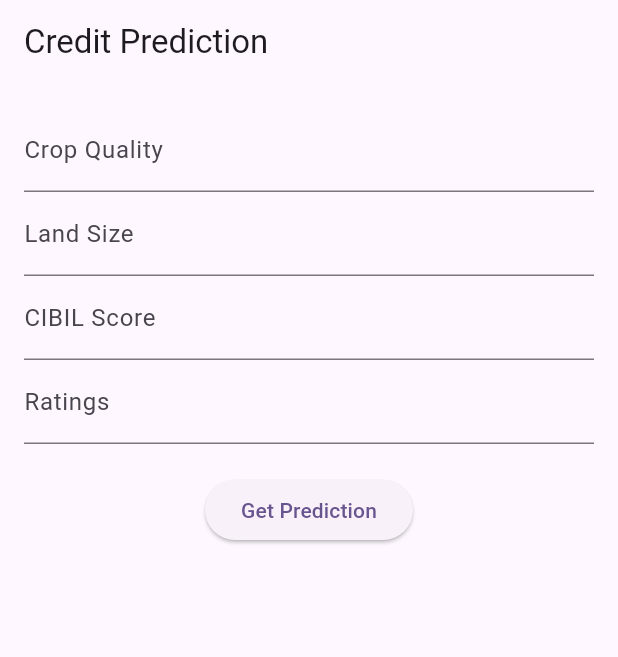
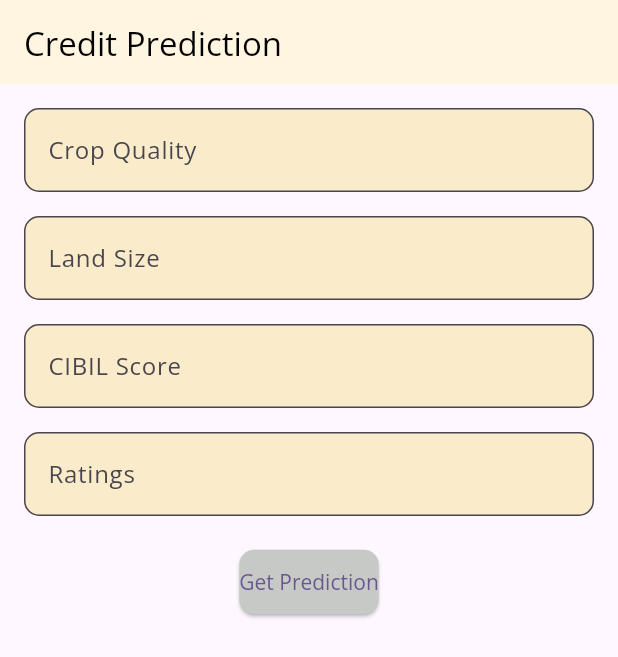
Before and after one commit to teotia-codes/FarmlyApp, a Flutter app: the screen it shows after launch, on a phone screen of 412 x 824 dp. Shown: the top 657 px of the screen. Run offline on Flutter 3.47's test engine with Material 3 defaults, Android fonts, the phone set to English and light mode, and no system bars; our stand-ins replace animate_do, badges, cached_network_image, cloud_firestore, curved_navigation_bar, dots_indicator and 11 more; missing offline and left inert: razorpay_flutter; accounts and stored records are empty.

Commit message:
bhai saja diya

```diff
--- a/lib/ml/view/credit_view.dart
+++ b/lib/ml/view/credit_view.dart
@@ -1,6 +1,8 @@
 import 'dart:convert';
 import 'package:app/ml/data/credit_model.dart';
-import 'package:app/ml/response/credit_response.dart';
+import 'package:app/ml/response/credit_response.dart'; // Import your text styling
+import 'package:app/utils/appcolors.dart';
+import 'package:app/utils/texttheme.dart';
 import 'package:flutter/material.dart';
 import 'package:http/http.dart'
     as http; // Replace with the actual path for CreditModel and CreditPredictionResponse
@@ -56,7 +58,7 @@ class _CreditPredictionScreenState extends State<CreditPredictionScreen> {
 
           setState(() {
             _predictionResult =
-                'Predicted Credit: ${(predictionResponse.prediction[0]/2).toStringAsFixed(0)}';
+                'Predicted Credit: ${(predictionResponse.prediction[0] / 2).toStringAsFixed(0)}';
           });
         } else {
           setState(() {
@@ -80,7 +82,11 @@ class _CreditPredictionScreenState extends State<CreditPredictionScreen> {
   Widget build(BuildContext context) {
     return Scaffold(
       appBar: AppBar(
-        title: Text('Credit Prediction'),
+        title: Text(
+          'Credit Prediction',
+          style: TextPref.opensans.copyWith(color: Colors.black),
+        ),
+        backgroundColor: AppColors.kBackground,
       ),
       body: Padding(
         padding: const EdgeInsets.all(16.0),
@@ -91,7 +97,16 @@ class _CreditPredictionScreenState extends State<CreditPredictionScreen> {
               // Crop Quality input field
               TextFormField(
                 controller: _cropQualityController,
-                decoration: InputDecoration(labelText: 'Crop Quality'),
+                decoration: InputDecoration(
+                  labelText: 'Crop Quality',
+                  labelStyle: TextPref.opensans,
+                  filled: true,
+                  fillColor: AppColors.PaleYellow,
+                  border: OutlineInputBorder(
+                    borderRadius: BorderRadius.circular(10),
+                    borderSide: BorderSide(color: AppColors.kSecondary),
+                  ),
+                ),
                 validator: (value) {
                   if (value == null || value.isEmpty) {
                     return 'Please enter crop quality';
@@ -99,10 +114,20 @@ class _CreditPredictionScreenState extends State<CreditPredictionScreen> {
                   return null;
                 },
               ),
+              SizedBox(height: 16),
               // Land Size input field
               TextFormField(
                 controller: _landSizeController,
-                decoration: InputDecoration(labelText: 'Land Size'),
+                decoration: InputDecoration(
+                  labelText: 'Land Size',
+                  labelStyle: TextPref.opensans,
+                  filled: true,
+                  fillColor: AppColors.PaleYellow,
+                  border: OutlineInputBorder(
+                    borderRadius: BorderRadius.circular(10),
+                    borderSide: BorderSide(color: AppColors.kSecondary),
+                  ),
+                ),
                 validator: (value) {
                   if (value == null || value.isEmpty) {
                     return 'Please enter land size';
@@ -110,10 +135,20 @@ class _CreditPredictionScreenState extends State<CreditPredictionScreen> {
                   return null;
                 },
               ),
+              SizedBox(height: 16),
               // CIBIL Score input field
               TextFormField(
                 controller: _cibilScoreController,
-                decoration: InputDecoration(labelText: 'CIBIL Score'),
+                decoration: InputDecoration(
+                  labelText: 'CIBIL Score',
+                  labelStyle: TextPref.opensans,
+                  filled: true,
+                  fillColor: AppColors.PaleYellow,
+                  border: OutlineInputBorder(
+                    borderRadius: BorderRadius.circular(10),
+                    borderSide: BorderSide(color: AppColors.kSecondary),
+                  ),
+                ),
                 validator: (value) {
                   if (value == null || value.isEmpty) {
                     return 'Please enter CIBIL score';
@@ -121,10 +156,20 @@ class _CreditPredictionScreenState extends State<CreditPredictionScreen> {
                   return null;
                 },
               ),
+              SizedBox(height: 16),
               // Ratings input field
               TextFormField(
                 controller: _ratingsController,
-                decoration: InputDecoration(labelText: 'Ratings'),
+                decoration: InputDecoration(
+                  labelText: 'Ratings',
+                  labelStyle: TextPref.opensans,
+                  filled: true,
+                  fillColor: AppColors.PaleYellow,
+                  border: OutlineInputBorder(
+                    borderRadius: BorderRadius.circular(10),
+                    borderSide: BorderSide(color: AppColors.kSecondary),
+                  ),
+                ),
                 validator: (value) {
                   if (value == null || value.isEmpty) {
                     return 'Please enter ratings';
@@ -134,16 +179,33 @@ class _CreditPredictionScreenState extends State<CreditPredictionScreen> {
               ),
               SizedBox(height: 20),
               _isLoading
-                  ? CircularProgressIndicator() // Show loading indicator when fetching data
+                  ? CircularProgressIndicator(
+                      color: AppColors.Beige400,
+                    ) // Show loading indicator when fetching data
                   : ElevatedButton(
+                      style: ElevatedButton.styleFrom(
+                        backgroundColor:
+                            AppColors.Beige400, // Button background color
+                        textStyle: TextPref.opensans.copyWith(
+                          color: Colors.black,
+                        ),
+                        shape: RoundedRectangleBorder(
+                          borderRadius: BorderRadius.circular(10),
+                        ),
+                        padding: EdgeInsets.symmetric(vertical: 12),
+                      ),
                       onPressed: _submitData, // Submit data to API
                       child: Text('Get Prediction'),
                     ),
               SizedBox(height: 20),
               _predictionResult != null
-                  ? Text(_predictionResult!,
-                      style:
-                          TextStyle(fontSize: 18, fontWeight: FontWeight.bold))
+                  ? Text(
+                      _predictionResult!,
+                      style: TextPref.opensans.copyWith(
+                        fontSize: 18,
+                        color: Colors.black,
+                      ),
+                    )
                   : SizedBox(), // Display prediction result
             ],
           ),
```
Also changed, not shown: lib/ml/data/demand_model.dart (+16 -14 lines), lib/ml/view/demand_forecast_view.dart (+30 -11 lines), lib/ml/view/disease_detection.dart (+64 -7 lines).
